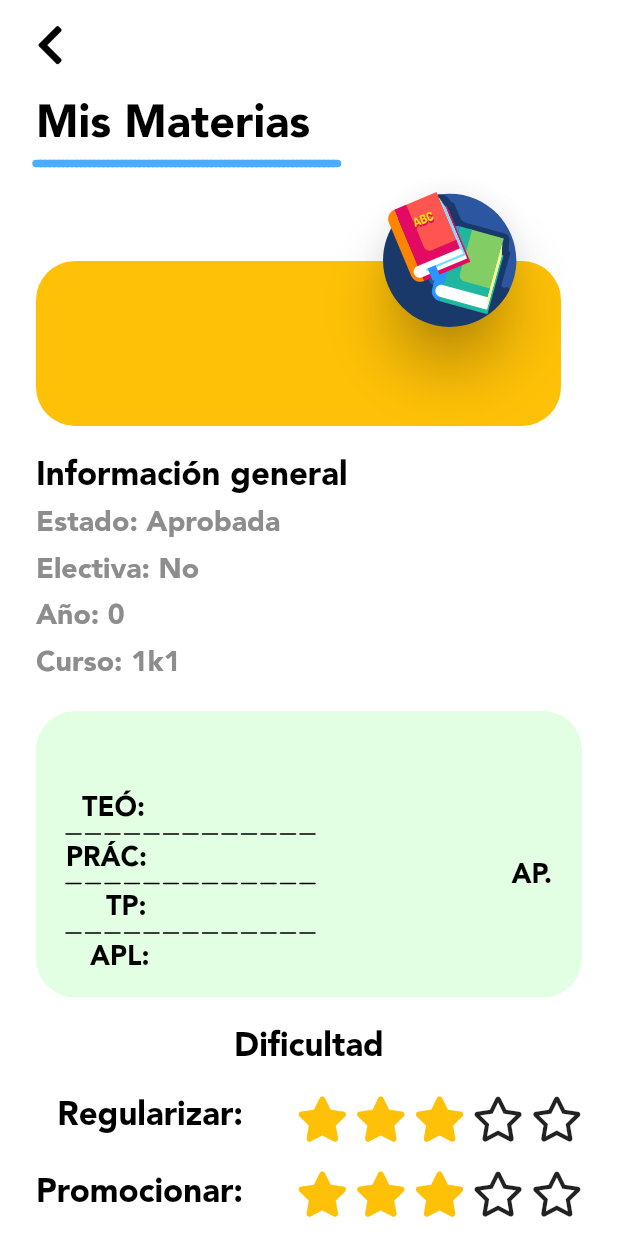
After one commit to lorensala/unigrade, a Flutter app: the MisMateriasInfoPage screen opened directly, on a phone screen of 412 x 824 dp. The commit adds this screen. Run offline on Flutter 3.47's test engine with Material 2 defaults, Android fonts, the phone set to English and light mode, and no system bars; our stand-ins replace dartz, firebase_auth, firebase_core, flutter_svg, font_awesome_flutter, get and 1 more; accounts and stored records are empty.

Commit message:
✨ added subject info

```diff
--- a/lib/controllers/data/subject_controller.dart
+++ b/lib/controllers/data/subject_controller.dart
@@ -28,6 +28,4 @@ class SubjectController extends GetxController {
     ).obs;
     super.onInit();
   }
-
-  void updateGrades() {}
 }
--- /dev/null
+++ b/lib/controllers/presentation/mis_materias_info_page.dart
@@ -0,0 +1,3 @@
+import 'package:get/get.dart';
+
+class MisMateriasInfoPageController extends GetxController {}
--- a/lib/domain/entities/subject.dart
+++ b/lib/domain/entities/subject.dart
@@ -62,6 +62,8 @@ class Subject {
       return false;
     }
   }
+
+  bool get electiva => type == SubjectType.electiva;
 
   void addgradeP(Grade grade) => gradesP.add(grade);
   void addgradeT(Grade grade) => gradesT.add(grade);
--- /dev/null
+++ b/lib/presentation/mis_materias/mis_materias_info_page.dart
@@ -0,0 +1,311 @@
+import 'package:flutter/material.dart';
+import 'package:font_awesome_flutter/font_awesome_flutter.dart';
+import 'package:get/get.dart';
+import 'package:unigrade/controllers/data/subject_controller.dart';
+import 'package:unigrade/core/constants.dart';
+import 'package:unigrade/domain/entities/subject.dart';
+import 'package:unigrade/presentation/widgets/back_button.dart';
+import 'package:unigrade/presentation/widgets/custom_title.dart';
+import 'package:unigrade/presentation/widgets/grade_card.dart';
+import 'package:unigrade/presentation/widgets/subject_card.dart';
+
+class MisMateriasInfoPage extends StatelessWidget {
+  const MisMateriasInfoPage({Key? key}) : super(key: key);
+
+  @override
+  Widget build(BuildContext context) {
+    final SubjectController subjectController = Get.put(SubjectController());
+
+    return Container(
+      color: Colors.white,
+      child: SafeArea(
+        child: Scaffold(
+          backgroundColor: Colors.white,
+          body: SingleChildScrollView(
+            physics: const AlwaysScrollableScrollPhysics(),
+            child: Container(
+              width: context.width,
+              padding: const EdgeInsets.symmetric(horizontal: 24, vertical: 15),
+              child: Column(
+                crossAxisAlignment: CrossAxisAlignment.start,
+                children: <Widget>[
+                  const CustomBackButton(),
+                  const SizedBox(height: 20),
+                  const CustomTitle(title: 'Mis Materias'),
+                  SubjectCard(
+                      subject: subjectController.subject, tappable: false),
+                  const SizedBox(height: 10),
+                  const _GeneralInfo(),
+                  const SizedBox(height: 10),
+                  const _GradesInfo(),
+                  const SizedBox(height: 10),
+                  const _DifficultyInfo(),
+                  const SizedBox(height: 10),
+                  //const _Correlatives(),
+                ],
+              ),
+            ),
+          ),
+        ),
+      ),
+    );
+  }
+}
+
+class _DifficultyInfo extends StatelessWidget {
+  const _DifficultyInfo({
+    Key? key,
+  }) : super(key: key);
+
+  @override
+  Widget build(BuildContext context) {
+    return Column(
+      children: <Widget>[
+        const Text(
+          'Dificultad',
+          style: TextStyle(
+            fontFamily: AVENIR,
+            fontSize: 22,
+            color: Color(0xff000000),
+            fontWeight: FontWeight.w800,
+          ),
+          textAlign: TextAlign.left,
+        ),
+        const SizedBox(height: 20),
+        SizedBox(
+          height: 180,
+          child: Row(
+            children: <Widget>[
+              const _DifficultyInfoText(),
+              const Spacer(),
+              Column(
+                mainAxisAlignment: MainAxisAlignment.spaceBetween,
+                children: const <Widget>[
+                  _StarsRow(),
+                  _StarsRow(),
+                  _StarsRow(),
+                  _StarsRow(),
+                ],
+              )
+            ],
+          ),
+        ),
+      ],
+    );
+  }
+}
+
+class _StarsRow extends StatelessWidget {
+  const _StarsRow({
+    Key? key,
+  }) : super(key: key);
+
+  @override
+  Widget build(BuildContext context) {
+    return SizedBox(
+      width: 190,
+      child: Row(
+        mainAxisAlignment: MainAxisAlignment.spaceBetween,
+        children: const <Widget>[
+          FaIcon(FontAwesomeIcons.solidStar, size: 30, color: Colors.amber),
+          FaIcon(FontAwesomeIcons.solidStar, size: 30, color: Colors.amber),
+          FaIcon(FontAwesomeIcons.solidStar, size: 30, color: Colors.amber),
+          FaIcon(FontAwesomeIcons.star, size: 30),
+          FaIcon(FontAwesomeIcons.star, size: 30),
+        ],
+      ),
+    );
+  }
+}
+
+class _DifficultyInfoText extends StatelessWidget {
+  const _DifficultyInfoText({
+    Key? key,
+  }) : super(key: key);
+
+  @override
+  Widget build(BuildContext context) {
+    return Column(
+      mainAxisAlignment: MainAxisAlignment.spaceBetween,
+      crossAxisAlignment: CrossAxisAlignment.end,
+      children: const <Widget>[
+        Text(
+          'Regularizar:',
+          style: TextStyle(
+            fontFamily: AVENIR,
+            fontSize: 22,
+            color: Color(0xff000000),
+            fontWeight: FontWeight.w800,
+          ),
+          textAlign: TextAlign.left,
+        ),
+        Text(
+          'Promocionar:',
+          style: TextStyle(
+            fontFamily: AVENIR,
+            fontSize: 22,
+            color: Color(0xff000000),
+            fontWeight: FontWeight.w800,
+          ),
+          textAlign: TextAlign.left,
+        ),
+        Text(
+          'Ap. Directa:',
+          style: TextStyle(
+            fontFamily: AVENIR,
+            fontSize: 22,
+            color: Color(0xff000000),
+            fontWeight: FontWeight.w800,
+          ),
+          textAlign: TextAlign.left,
+        ),
+        Text(
+          'Final:',
+          style: TextStyle(
+            fontFamily: AVENIR,
+            fontSize: 22,
+            color: Color(0xff000000),
+            fontWeight: FontWeight.w800,
+          ),
+          textAlign: TextAlign.left,
+        )
+      ],
+    );
+  }
+}
+
+class _Correlatives extends StatelessWidget {
+  const _Correlatives({
+    Key? key,
+  }) : super(key: key);
+
+  @override
+  Widget build(BuildContext context) {
+    return Column(
+      mainAxisAlignment: MainAxisAlignment.start,
+      children: <Widget>[
+        const Text(
+          'Correlativas',
+          style: TextStyle(
+            fontFamily: AVENIR,
+            fontSize: 22,
+            color: Color(0xff000000),
+            fontWeight: FontWeight.w800,
+          ),
+          textAlign: TextAlign.left,
+        ),
+        const Text(
+          'Para cursar',
+          style: TextStyle(
+            fontFamily: AVENIR,
+            fontSize: 18,
+            color: Color(0xff000000),
+            fontWeight: FontWeight.w600,
+          ),
+          textAlign: TextAlign.left,
+        ),
+      ],
+    );
+  }
+}
+
+class _GradesInfo extends StatelessWidget {
+  const _GradesInfo({
+    Key? key,
+  }) : super(key: key);
+
+  @override
+  Widget build(BuildContext context) {
+    final SubjectController subjectController = Get.put(SubjectController());
+    return Column(
+      crossAxisAlignment: CrossAxisAlignment.start,
+      children: <Widget>[
+        GradeCard(subject: subjectController.subject, tappeable: false),
+      ],
+    );
+  }
+}
+
+class _GeneralInfo extends StatelessWidget {
+  const _GeneralInfo({
+    Key? key,
+  }) : super(key: key);
+
+  @override
+  Widget build(BuildContext context) {
+    final SubjectController subjectController = Get.put(SubjectController());
+
+    return SizedBox(
+      height: 150,
+      child: Column(
+        mainAxisAlignment: MainAxisAlignment.spaceBetween,
+        crossAxisAlignment: CrossAxisAlignment.start,
+        children: <Widget>[
+          const Text(
+            'Información general',
+            style: TextStyle(
+              fontFamily: AVENIR,
+              fontSize: 22,
+              color: Color(0xff000000),
+              fontWeight: FontWeight.w800,
+            ),
+            textAlign: TextAlign.left,
+          ),
+          Text(
+            'Estado: ${subjectController.subject.state != null ? _getStateName(subjectController.subject.state!) : '-'}',
+            style: const TextStyle(
+              fontFamily: AVENIR,
+              fontSize: 19,
+              color: Color(0xff8d8d8d),
+              fontWeight: FontWeight.w700,
+            ),
+            textAlign: TextAlign.left,
+          ),
+          Text(
+            'Electiva: ${subjectController.subject.electiva ? 'Si' : 'No'}',
+            style: const TextStyle(
+              fontFamily: AVENIR,
+              fontSize: 19,
+              color: Color(0xff8d8d8d),
+              fontWeight: FontWeight.w700,
+            ),
+            textAlign: TextAlign.left,
+          ),
+          Text(
+            'Año: ${subjectController.subject.year}',
+            style: const TextStyle(
+              fontFamily: AVENIR,
+              fontSize: 19,
+              color: Color(0xff8d8d8d),
+              fontWeight: FontWeight.w700,
+            ),
+            textAlign: TextAlign.left,
+          ),
+          Text(
+            'Curso: ${subjectController.subject.professorship.professorship}',
+            style: const TextStyle(
+              fontFamily: AVENIR,
+              fontSize: 19,
+              color: Color(0xff8d8d8d),
+              fontWeight: FontWeight.w700,
+            ),
+            textAlign: TextAlign.left,
+          ),
+        ],
+      ),
+    );
+  }
+
+  String _getStateName(SubjectState state) {
+    switch (state) {
+      case SubjectState.aprobada:
+        return 'Aprobada';
+      case SubjectState.regular:
+        return 'Regular';
+      case SubjectState.promocionPractica:
+        return 'Promoción Práctica';
+      case SubjectState.promocionTeorica:
+        return 'Promoción Teórica';
+    }
+  }
+}
--- a/lib/presentation/mis_materias/mis_materias_page.dart
+++ b/lib/presentation/mis_materias/mis_materias_page.dart
@@ -1,13 +1,11 @@
 import 'package:flutter/material.dart';
-import 'package:flutter_svg/flutter_svg.dart';
 import 'package:get/get.dart';
 
 import 'package:unigrade/controllers/presentation/mis_materias_page_controller.dart';
-import 'package:unigrade/core/constants.dart';
-import 'package:unigrade/domain/entities/subject.dart';
 import 'package:unigrade/presentation/widgets/back_button.dart';
 import 'package:unigrade/presentation/widgets/custom_title.dart';
 import 'package:unigrade/presentation/widgets/search_bar.dart';
+import 'package:unigrade/presentation/widgets/subject_card.dart';
 
 class MisMateriasPage extends StatelessWidget {
   const MisMateriasPage({Key? key}) : super(key: key);
@@ -61,95 +59,11 @@ class _SubjectsListView extends StatelessWidget {
             physics: const AlwaysScrollableScrollPhysics(),
             itemCount: misMateriasPageController.subjectsToShow.length,
             itemExtent: 150,
-            itemBuilder: (BuildContext context, int index) => _SubjectCard(
+            itemBuilder: (BuildContext context, int index) => SubjectCard(
+                  tappable: true,
                   subject: misMateriasPageController.subjectsToShow[index],
                 )),
       ),
     );
   }
 }
-
-class _SubjectCard extends StatelessWidget {
-  const _SubjectCard({
-    Key? key,
-    required this.subject,
-  }) : super(key: key);
-
-  final Subject subject;
-
-  @override
-  Widget build(BuildContext context) {
-    return Container(
-      margin: const EdgeInsets.symmetric(vertical: 10),
-      width: 350,
-      height: 160,
-      decoration: BoxDecoration(
-        borderRadius: BorderRadius.circular(26.0),
-      ),
-      child: Stack(
-        children: <Widget>[
-          Column(mainAxisAlignment: MainAxisAlignment.end, children: <Widget>[
-            Container(
-              alignment: Alignment.bottomLeft,
-              padding: const EdgeInsets.fromLTRB(21, 15, 0, 15),
-              height: 110,
-              decoration: BoxDecoration(
-                borderRadius: BorderRadius.circular(26.0),
-                color: _getColor(subject.year),
-              ),
-              child: Align(
-                alignment: Alignment.centerLeft,
-                child: SizedBox(
-                  height: 100,
-                  width: 200,
-                  child: Align(
-                    alignment: Alignment.centerLeft,
-                    child: Text(
-                      subject.name,
-                      style: const TextStyle(
-                        fontFamily: AVENIR,
-                        fontSize: 25,
-                        color: Color(0xffffffff),
-                      ),
-                      textAlign: TextAlign.start,
-                    ),
-                  ),
-                ),
-              ),
-            ),
-          ]),
-          Align(
-            alignment: const Alignment(0.80, -1),
-            child: Card(
-              color: Colors.transparent,
-              elevation: 16,
-              shape: const CircleBorder(),
-              child: CircleAvatar(
-                backgroundColor: Colors.transparent,
-                radius: 45,
-                child: SvgPicture.asset('assets/svg/005-books.svg'),
-              ),
-            ),
-          ),
-        ],
-      ),
-    );
-  }
-
-  Color _getColor(int year) {
-    switch (year.toString()) {
-      case '1':
-        return const Color(0xFF4F5973);
-      case '2':
-        return const Color(0xFFB3A5EF);
-      case '3':
-        return const Color(0xFF62DDBD);
-      case '4':
-        return const Color(0xFFFFC305);
-      case '5':
-        return const Color(0xFF96CBFF);
-      default:
-        return Colors.amber;
-    }
-  }
-}
--- a/lib/presentation/mis_notas/mis_notas_edit.dart
+++ b/lib/presentation/mis_notas/mis_notas_edit.dart
@@ -3,10 +3,8 @@ import 'package:flutter/material.dart';
 import 'package:flutter/services.dart';
 import 'package:get/get.dart';
 
-import 'package:unigrade/controllers/data/student_controller.dart';
 import 'package:unigrade/controllers/data/subject_controller.dart';
 import 'package:unigrade/controllers/presentation/mis_notas_edit_page_controller.dart';
-import 'package:unigrade/controllers/presentation/mis_notas_page_controller.dart';
 import 'package:unigrade/core/constants.dart';
 import 'package:unigrade/domain/entities/subject.dart';
 import 'package:unigrade/presentation/widgets/back_button.dart';
@@ -33,9 +31,10 @@ class MisNotasEdit extends StatelessWidget {
           child: Scaffold(
         backgroundColor: Colors.white,
         body: SingleChildScrollView(
+          physics: const AlwaysScrollableScrollPhysics(),
           child: Container(
             width: context.width,
-            height: context.height,
+            height: 780,
             padding: const EdgeInsets.symmetric(horizontal: 24, vertical: 15),
             child: Column(
               children: <Widget>[
--- /dev/null
+++ b/lib/presentation/widgets/subject_card.dart
@@ -0,0 +1,106 @@
+import 'package:flutter/material.dart';
+import 'package:flutter_svg/flutter_svg.dart';
+import 'package:get/route_manager.dart';
+import 'package:unigrade/controllers/data/subject_controller.dart';
+
+import 'package:get/get.dart';
+import 'package:unigrade/core/constants.dart';
+import 'package:unigrade/domain/entities/subject.dart';
+import 'package:unigrade/presentation/mis_materias/mis_materias_info_page.dart';
+
+class SubjectCard extends StatelessWidget {
+  const SubjectCard({
+    Key? key,
+    required this.subject,
+    required this.tappable,
+  }) : super(key: key);
+
+  final Subject subject;
+  final bool tappable;
+
+  @override
+  Widget build(BuildContext context) {
+    return GestureDetector(
+      onTap: tappable
+          ? () {
+              final SubjectController subjectController =
+                  Get.put(SubjectController());
+              subjectController.subject = subject;
+              Get.to(() => const MisMateriasInfoPage());
+            }
+          : null,
+      child: Container(
+        margin: const EdgeInsets.symmetric(vertical: 10),
+        width: 350,
+        height: 160,
+        decoration: BoxDecoration(
+          borderRadius: BorderRadius.circular(26.0),
+        ),
+        child: Stack(
+          children: <Widget>[
+            Column(mainAxisAlignment: MainAxisAlignment.end, children: <Widget>[
+              Container(
+                alignment: Alignment.bottomLeft,
+                padding: const EdgeInsets.fromLTRB(21, 15, 0, 15),
+                height: 110,
+                decoration: BoxDecoration(
+                  borderRadius: BorderRadius.circular(26.0),
+                  color: _getColor(subject.year),
+                ),
+                child: Align(
+                  alignment: Alignment.centerLeft,
+                  child: SizedBox(
+                    height: 100,
+                    width: 200,
+                    child: Align(
+                      alignment: Alignment.centerLeft,
+                      child: Text(
+                        subject.name,
+                        style: const TextStyle(
+                          fontFamily: AVENIR,
+                          fontSize: 25,
+                          color: Color(0xffffffff),
+                        ),
+                        textAlign: TextAlign.start,
+                      ),
+                    ),
+                  ),
+                ),
+              ),
+            ]),
+            Align(
+              alignment: const Alignment(0.80, -1),
+              child: Card(
+                color: Colors.transparent,
+                elevation: 16,
+                shape: const CircleBorder(),
+                child: CircleAvatar(
+                  backgroundColor: Colors.transparent,
+                  radius: 45,
+                  child: SvgPicture.asset('assets/svg/005-books.svg'),
+                ),
+              ),
+            ),
+          ],
+        ),
+      ),
+    );
+  }
+
+  Color _getColor(int year) {
+    switch (year.toString()) {
+      case '1':
+        return const Color(0xFF4F5973);
+      case '2':
+        return const Color(0xFFB3A5EF);
+      case '3':
+        return const Color(0xFF62DDBD);
+      case '4':
+        return const Color(0xFFFFC305);
+      case '5':
+        return const Color(0xFF96CBFF);
+      default:
+        return Colors.amber;
+    }
+  }
+}
```
